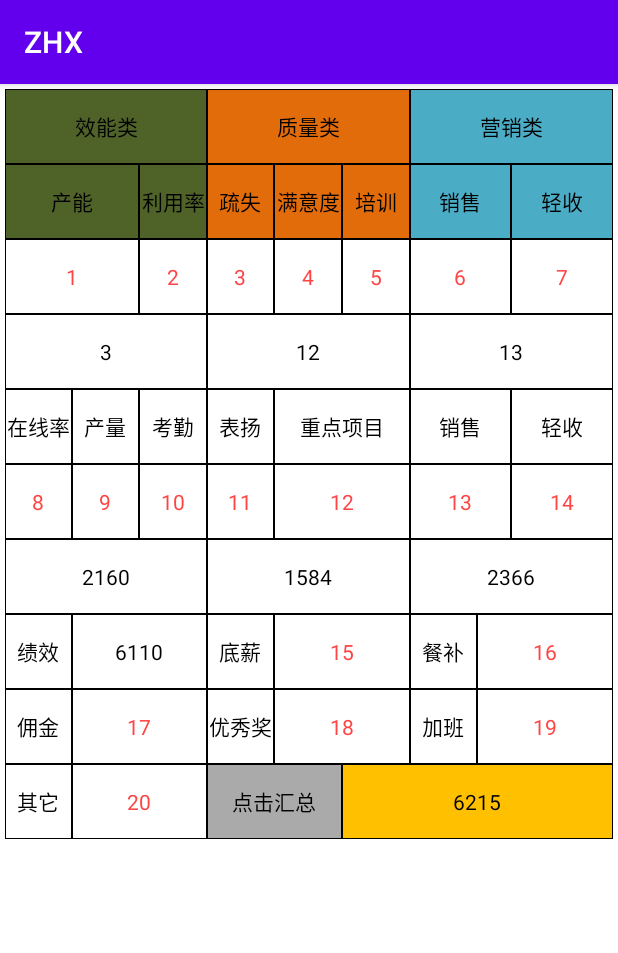
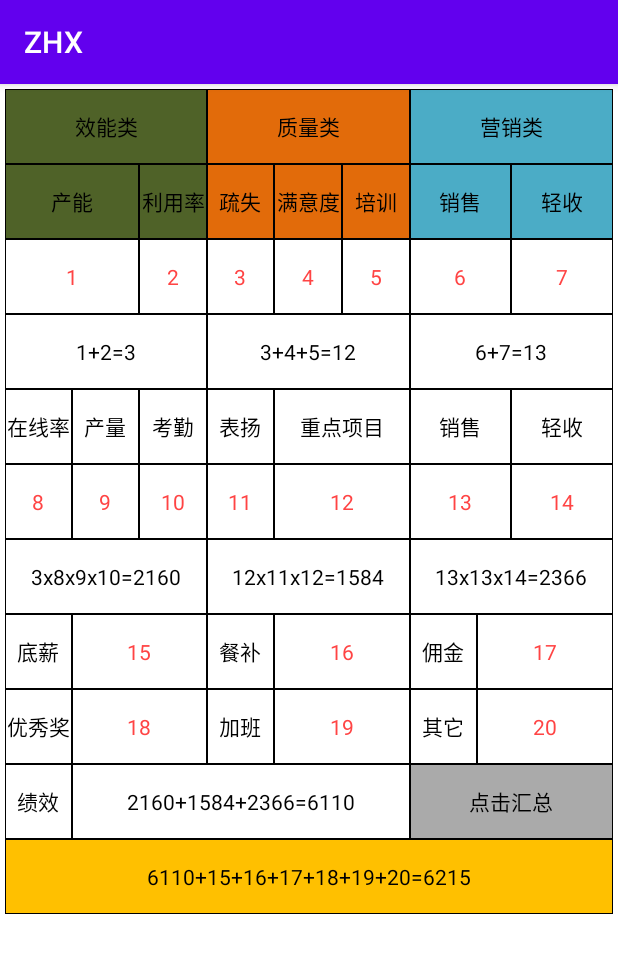
Before and after one commit to zys0909/calculate-demo, an Android app: the screen it shows after launch (MainActivity), on a phone screen of 412 x 824 dp. Shown: the top 953 px of the screen. Run offline under Robolectric (Android 15) with nearby library versions, the phone set to English and light mode, and no system bars; libraries missing offline, so code that uses them is left out: com.tencent.mmkv; 3 statements that could not run were skipped.

Commit message:
add calculate reduce

```diff
--- a/app/src/main/java/com/example/calculate_zhx/MainActivity.kt
+++ b/app/src/main/java/com/example/calculate_zhx/MainActivity.kt
@@ -1,9 +1,9 @@
 package com.example.calculate_zhx
 
+import android.annotation.SuppressLint
 import androidx.appcompat.app.AppCompatActivity
 import android.os.Bundle
 import android.view.View
-import android.widget.EditText
 import android.widget.TextView
 import com.tencent.mmkv.MMKV
 
@@ -69,36 +69,68 @@ class MainActivity : AppCompatActivity() {
         m18.init()
         m19.init()
         m20.init()
-        onclick(m1)
+        calculateResult()
     }
 
 
     fun onclick(view: View) {
-        // p1 = m1 + m2
-        val tp1 = m1.toFloat() + m2.toFloat()
-        p1.setText(tp1.format)
-        // p2 = m3 + m4 + m5
-        val tp2 = m3.toFloat() + m4.toFloat() + m5.toFloat()
-        p2.setText(tp2.format)
-        // p3 = m6 + m7
-        val tp3 = m6.toFloat() + m7.toFloat()
-        p3.setText(tp3.format)
-        // p4 = m8 * m9 * m10 * p1
-        val tp4 = m8.toFloat(1) * m9.toFloat(1) * m10.toFloat(1) * tp1
-        p4.setText(tp4.format)
-        // p5 = m11 * m12 * p2
-        val tp5 = m11.toFloat(1) * m12.toFloat(1) * tp2
-        p5.setText(tp5.format)
-        // p6 = m13 * m14 * p3
-        val tp6 = m13.toFloat(1) * m14.toFloat(1) * tp3
-        p6.setText(tp6.format)
-        // p7 = p4 + p5 + p6
-        val tp7 = tp4 + tp5 + tp6
-        p7.setText(tp7.format)
-        // p8 = p7 + m15 + m16 + m17 + m18 + m19 + m20
-        val tp8 =
-            tp7 + m15.toFloat() + m16.toFloat() + m17.toFloat() + m18.toFloat() + m19.toFloat() + m20.toFloat()
-        p8.setText(tp8.format)
+        calculateResult()
     }
 
+    private fun calculateResult() {
+        // p1 = m1 + m2
+        val tp1 = plus(m1, m2)
+        p1.text = tp1.first
+        // p2 = m3 + m4 + m5
+        val tp2 = plus(m3, m4, m5)
+        p2.text = tp2.first
+        // p3 = m6 + m7
+        val tp3 = plus(m6, m7)
+        p3.text = tp3.first
+        // p4 = p1 * m8 * m9 * m10
+        val tp4 = product(tp1.second, m8, m9, m10)
+        p4.text = tp4.first
+        // p5 = p2 * m11 * m12
+        val tp5 = product(tp2.second, m11, m12)
+        p5.text = tp5.first
+        // p6 = p3 * m13 * m14
+        val tp6 = product(tp3.second, m13, m14)
+        p6.text = tp6.first
+        // p7 = p4 + p5 + p6
+        val tp7 = plus(tp4.second, tp5.second, tp6.second)
+        p7.text = tp7.first
+        // p8 = p7 + m15 + m16 + m17 + m18 + m19 + m20
+        p8.text = plus(tp7.second, m15, m16, m17, m18, m19, m20).first
+    }
+
+    private fun plus(vararg arg: Float): Pair<String, Float> {
+        val s = arg.joinToString("+") { it.format }
+        val result = arg.reduce { acc, i -> acc + i }
+        return s + "=" + result.format to result
+    }
+
+    private fun plus(vararg arg: TextView): Pair<String, Float> {
+        val newArg = arg.map { it.toFloat() }
+        val s = newArg.joinToString("+") { it.format }
+        val result = newArg.reduce { acc, i -> acc + i }
+        return s + "=" + result.format to result
+    }
+
+    private fun plus(p: Float, vararg arg: TextView): Pair<String, Float> {
+        val newArg = arg.map { it.toFloat() }.toMutableList()
+        newArg.add(0, p)
+        val s = newArg.joinToString("+") { it.format }
+        val result = newArg.reduce { acc, i -> acc + i }
+        return s + "=" + result.format to result
+    }
+
+    private fun product(p: Float, vararg arg: TextView): Pair<String, Float> {
+        val newArg = arg.map { it.toFloat(1) }.toMutableList()
+        if (p != 0f) {
+            newArg.add(0, p)
+        }
+        val s = newArg.joinToString("x") { it.format }
+        val result = newArg.reduce { acc, i -> acc * i }
+        return s + "=" + result.format to result
+    }
 }
--- a/app/src/main/res/layout/activity_main.xml
+++ b/app/src/main/res/layout/activity_main.xml
@@ -118,14 +118,13 @@
 
                 <androidx.appcompat.widget.AppCompatTextView
                     style="@style/text_style"
-                    android:text="绩效" />
+                    android:text="底薪" />
 
-                <androidx.appcompat.widget.AppCompatTextView
-                    android:id="@+id/p7"
-                    style="@style/text_style"
+                <androidx.appcompat.widget.AppCompatEditText
+                    android:id="@+id/m15"
+                    style="@style/edit_style"
                     android:layout_weight="2"
-                    tools:text="6110" />
-
+                    android:text="15" />
             </LinearLayout>
 
             <LinearLayout
@@ -135,13 +134,13 @@
 
                 <androidx.appcompat.widget.AppCompatTextView
                     style="@style/text_style"
-                    android:text="佣金" />
+                    android:text="优秀奖" />
 
                 <androidx.appcompat.widget.AppCompatEditText
-                    android:id="@+id/m17"
+                    android:id="@+id/m18"
                     style="@style/edit_style"
                     android:layout_weight="2"
-                    android:text="17" />
+                    android:text="18" />
             </LinearLayout>
 
         </LinearLayout>
@@ -252,13 +251,13 @@
 
                 <androidx.appcompat.widget.AppCompatTextView
                     style="@style/text_style"
-                    android:text="底薪" />
+                    android:text="餐补" />
 
                 <androidx.appcompat.widget.AppCompatEditText
-                    android:id="@+id/m15"
+                    android:id="@+id/m16"
                     style="@style/edit_style"
                     android:layout_weight="2"
-                    android:text="15" />
+                    android:text="16" />
             </LinearLayout>
 
             <LinearLayout
@@ -268,13 +267,13 @@
 
                 <androidx.appcompat.widget.AppCompatTextView
                     style="@style/text_style"
-                    android:text="优秀奖" />
+                    android:text="加班" />
 
                 <androidx.appcompat.widget.AppCompatEditText
-                    android:id="@+id/m18"
+                    android:id="@+id/m19"
                     style="@style/edit_style"
                     android:layout_weight="2"
-                    android:text="18" />
+                    android:text="19" />
             </LinearLayout>
         </LinearLayout>
 
@@ -373,13 +372,13 @@
 
                 <androidx.appcompat.widget.AppCompatTextView
                     style="@style/text_style"
-                    android:text="餐补" />
+                    android:text="佣金" />
 
                 <androidx.appcompat.widget.AppCompatEditText
-                    android:id="@+id/m16"
+                    android:id="@+id/m17"
                     style="@style/edit_style"
                     android:layout_weight="2"
-                    android:text="16" />
+                    android:text="17" />
             </LinearLayout>
 
             <LinearLayout
@@ -389,38 +388,46 @@
 
                 <androidx.appcompat.widget.AppCompatTextView
                     style="@style/text_style"
-                    android:text="加班" />
+                    android:text="其它" />
 
                 <androidx.appcompat.widget.AppCompatEditText
-                    android:id="@+id/m19"
+                    android:id="@+id/m20"
                     style="@style/edit_style"
                     android:layout_weight="2"
-                    android:text="19" />
+                    android:text="20" />
             </LinearLayout>
         </LinearLayout>
     </LinearLayout>
 
     <LinearLayout
         android:layout_width="match_parent"
-        android:layout_height="50dp">
+        android:layout_height="50dp"
+        android:orientation="horizontal">
 
         <androidx.appcompat.widget.AppCompatTextView
             style="@style/text_style"
-            android:text="其它" />
+            android:layout_weight="1"
+            android:text="绩效" />
 
-        <androidx.appcompat.widget.AppCompatEditText
-            android:id="@+id/m20"
-            style="@style/edit_style"
-            android:layout_weight="2"
-            android:text="20" />
+        <androidx.appcompat.widget.AppCompatTextView
+            android:id="@+id/p7"
+            style="@style/text_style"
+            android:layout_weight="5"
+            tools:text="6110" />
 
         <androidx.appcompat.widget.AppCompatTextView
             style="@style/text_style"
-            android:layout_weight="2"
+            android:layout_weight="3"
             android:background="@drawable/bg_text_calculate"
             android:maxLines="2"
             android:onClick="onclick"
             android:text="点击汇总" />
+    </LinearLayout>
+
+    <LinearLayout
+        android:layout_width="match_parent"
+        android:layout_height="50dp">
+
 
         <androidx.appcompat.widget.AppCompatTextView
             android:id="@+id/p8"
```
